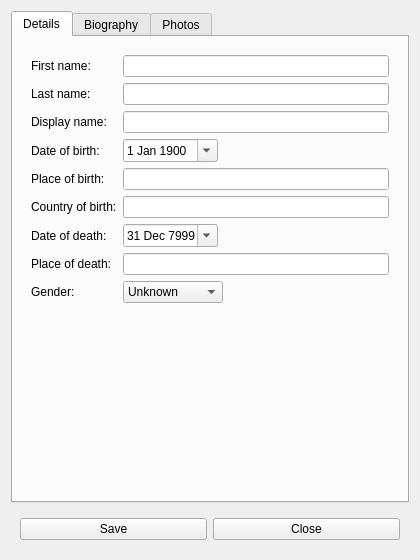
Above: gui/dialogpersondetails.ui from martinvanzijl/genealogy-maker before the change. Below: the same form after it.
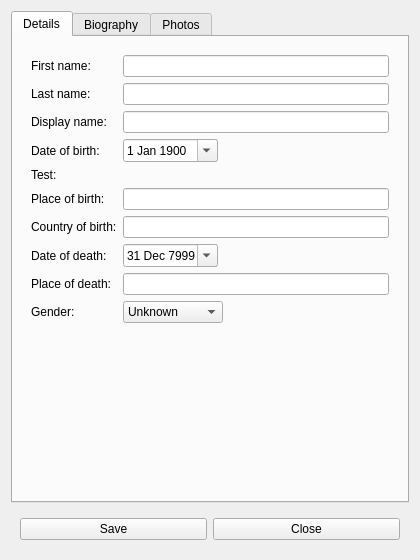
That is the form after the change. Custom widgets are drawn as their Qt base class.

Commit message:
Allow editing entire date field at once.
Fixes #59.

Diff of the .ui file:
```diff
--- a/gui/dialogpersondetails.ui
+++ b/gui/dialogpersondetails.ui
@@ -79,7 +79,7 @@
             </property>
            </widget>
           </item>
-          <item row="4" column="0">
+          <item row="5" column="0">
            <widget class="QLabel" name="labelPlaceOfBirth">
             <property name="text">
              <string>Place of birth:</string>
@@ -89,10 +89,10 @@
             </property>
            </widget>
           </item>
-          <item row="4" column="1">
+          <item row="5" column="1">
            <widget class="QLineEdit" name="lineEditPlaceOfBirth"/>
           </item>
-          <item row="5" column="0">
+          <item row="6" column="0">
            <widget class="QLabel" name="labelCountryOfBirth">
             <property name="text">
              <string>Country of birth:</string>
@@ -102,7 +102,7 @@
             </property>
            </widget>
           </item>
-          <item row="6" column="0">
+          <item row="7" column="0">
            <widget class="QLabel" name="labelDateOfDeath">
             <property name="text">
              <string>Date of death:</string>
@@ -112,7 +112,7 @@
             </property>
            </widget>
           </item>
-          <item row="6" column="1">
+          <item row="7" column="1">
            <widget class="QDateEdit" name="dateEditDeath">
             <property name="calendarPopup">
              <bool>true</bool>
@@ -126,7 +126,7 @@
             </property>
            </widget>
           </item>
-          <item row="7" column="0">
+          <item row="8" column="0">
            <widget class="QLabel" name="labelPlaceOfDeath">
             <property name="text">
              <string>Place of death:</string>
@@ -136,10 +136,10 @@
             </property>
            </widget>
           </item>
-          <item row="7" column="1">
+          <item row="8" column="1">
            <widget class="QLineEdit" name="lineEditPlaceOfDeath"/>
           </item>
-          <item row="5" column="1">
+          <item row="6" column="1">
            <widget class="QLineEdit" name="lineEditCountryOfBirth"/>
           </item>
           <item row="0" column="0">
@@ -162,14 +162,14 @@
           <item row="1" column="1">
            <widget class="QLineEdit" name="lineEditLastName"/>
           </item>
-          <item row="8" column="0">
+          <item row="9" column="0">
            <widget class="QLabel" name="labelGender">
             <property name="text">
              <string>Gender:</string>
             </property>
            </widget>
           </item>
-          <item row="8" column="1">
+          <item row="9" column="1">
            <widget class="QComboBox" name="comboBoxGender">
             <property name="sizePolicy">
              <sizepolicy hsizetype="Preferred" vsizetype="Fixed">
@@ -203,6 +203,23 @@
             </item>
            </widget>
           </item>
+          <item row="4" column="0">
+           <widget class="QLabel" name="labelTest">
+            <property name="text">
+             <string>Test:</string>
+            </property>
+           </widget>
+          </item>
+          <item row="4" column="1">
+           <widget class="FormDatePicker" name="widgetTest" native="true">
+            <property name="sizePolicy">
+             <sizepolicy hsizetype="Expanding" vsizetype="Preferred">
+              <horstretch>0</horstretch>
+              <verstretch>0</verstretch>
+             </sizepolicy>
+            </property>
+           </widget>
+          </item>
          </layout>
         </widget>
        </item>
@@ -371,6 +388,14 @@
    </item>
   </layout>
  </widget>
+ <customwidgets>
+  <customwidget>
+   <class>FormDatePicker</class>
+   <extends>QWidget</extends>
+   <header location="global">gui/formdatepicker.h</header>
+   <container>1</container>
+  </customwidget>
+ </customwidgets>
  <tabstops>
   <tabstop>tabWidgetMain</tabstop>
   <tabstop>lineEditName</tabstop>
```
The commit also changes 7 other files.
